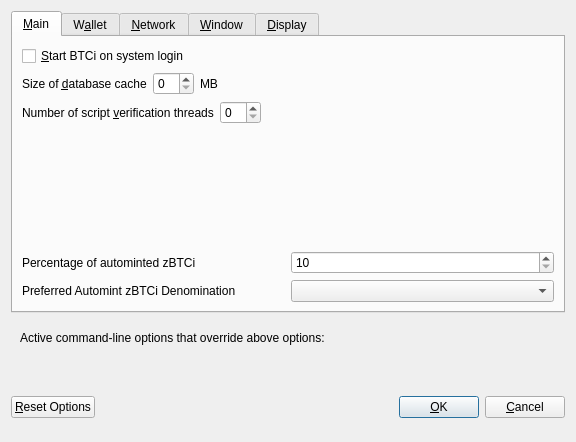
Qt form src/qt/forms/optionsdialog.ui (BTCIncognito/bitcoinincognito) before a commit.
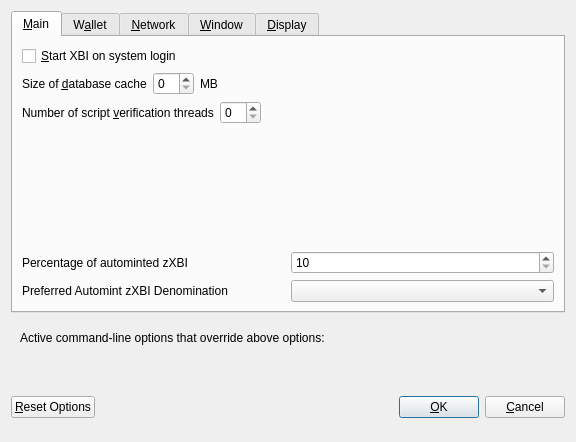
The same form after that commit. Custom widgets are drawn as their Qt base class.

The edit to the form file:
```diff
--- a/src/qt/forms/optionsdialog.ui
+++ b/src/qt/forms/optionsdialog.ui
@@ -33,7 +33,7 @@
           <string>Automatically start BTCi after logging in to the system.</string>
          </property>
          <property name="text">
-          <string>&amp;Start BTCi on system login</string>
+          <string>&amp;Start XBI on system login</string>
          </property>
         </widget>
        </item>
@@ -138,7 +138,7 @@
             <string>Percentage of incoming BTCi which get automatically converted to zBTCi via Zerocoin Protocol (min: 10%)</string>
            </property>
            <property name="text">
-            <string>Percentage of autominted zBTCi</string>
+            <string>Percentage of autominted zXBI</string>
            </property>
           </widget>
          </item>
@@ -171,7 +171,7 @@
             <string>Wait with automatic conversion to Zerocoin until enough BTCi for this denomination is available</string>
            </property>
            <property name="text">
-            <string>Preferred Automint zBTCi Denomination</string>
+            <string>Preferred Automint zXBI Denomination</string>
            </property>
           </widget>
          </item>
```
Left out of the diff: 16 changed lines with no effect on the pictures.
